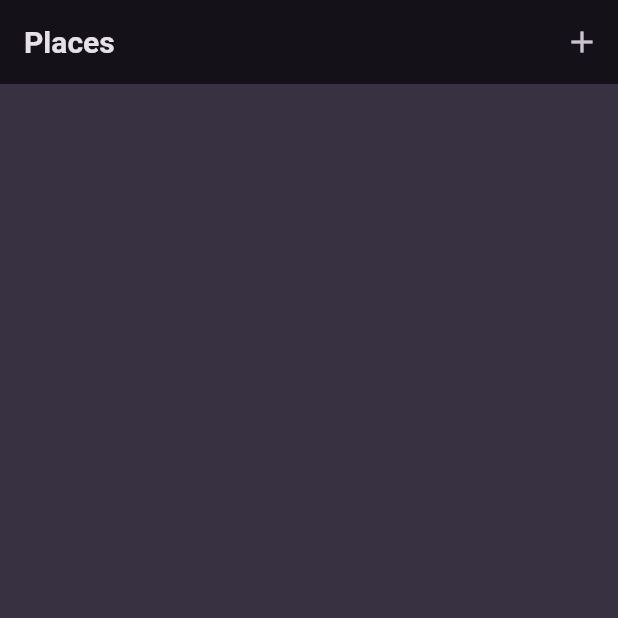
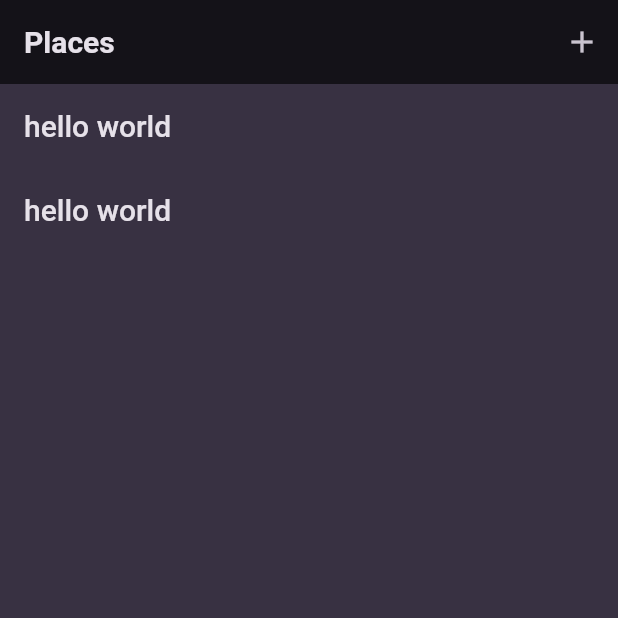
Before and after one commit to Arkar20/favourite_places, a Flutter app: the screen it shows after launch, on a phone screen of 412 x 824 dp, the top half of it. Run offline on Flutter 3.47's test engine with Material 2 defaults, Android fonts, the phone set to English and light mode, and no system bars; our stand-ins replace google_fonts.

Commit message:
list places

```diff
--- /dev/null
+++ b/lib/models/Place.dart
@@ -0,0 +1,7 @@
+class Place {
+  Place({required this.id,required this.title}) ;
+
+  final String id;
+
+  final String title;
+}
--- a/lib/screens/PlaceList.dart
+++ b/lib/screens/PlaceList.dart
@@ -1,3 +1,4 @@
+import 'package:favourite_places/models/Place.dart';
 import 'package:favourite_places/screens/CreatePlace.dart';
 import 'package:flutter/material.dart';
 
@@ -9,6 +10,11 @@ class PlaceList extends StatefulWidget {
 }
 
 class _PlaceListState extends State<PlaceList> {
+
+  List<Place> _places=[
+    Place(id: '1', title: "hello world"),
+    Place(id: '2', title: "hello world")
+  ];
   @override
   Widget build(BuildContext context) {
     return Scaffold(
@@ -20,6 +26,16 @@ class _PlaceListState extends State<PlaceList> {
           }, icon: const Icon(Icons.add))
         ],
       ),
+      body: ListView.builder(
+        itemCount: _places.length,
+        itemBuilder:  (context, index) => ListTile(
+          leading:Text(_places[index].title,style: Theme.of(context).textTheme.bodyLarge!.copyWith(
+            color: Theme.of(context).colorScheme.onBackground,
+            fontSize: 20
+          ),),
+        ),
+
+      ),
     );
   }
 }
```
Also changed, not shown: lib/models/Places.dart (deleted).
